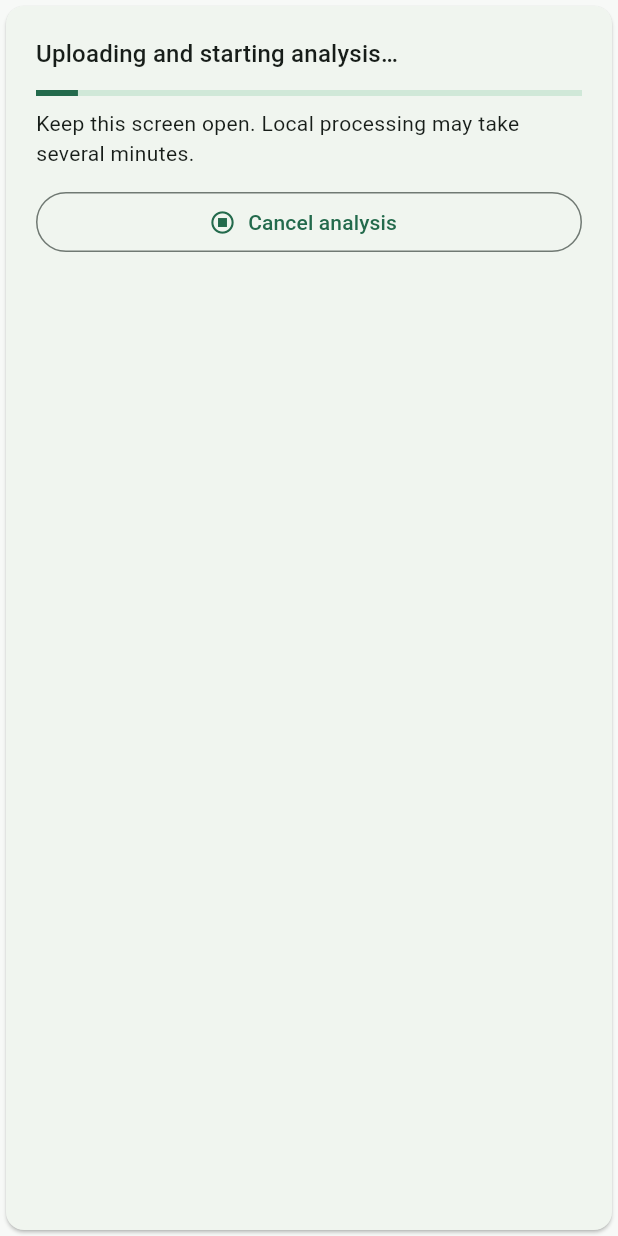
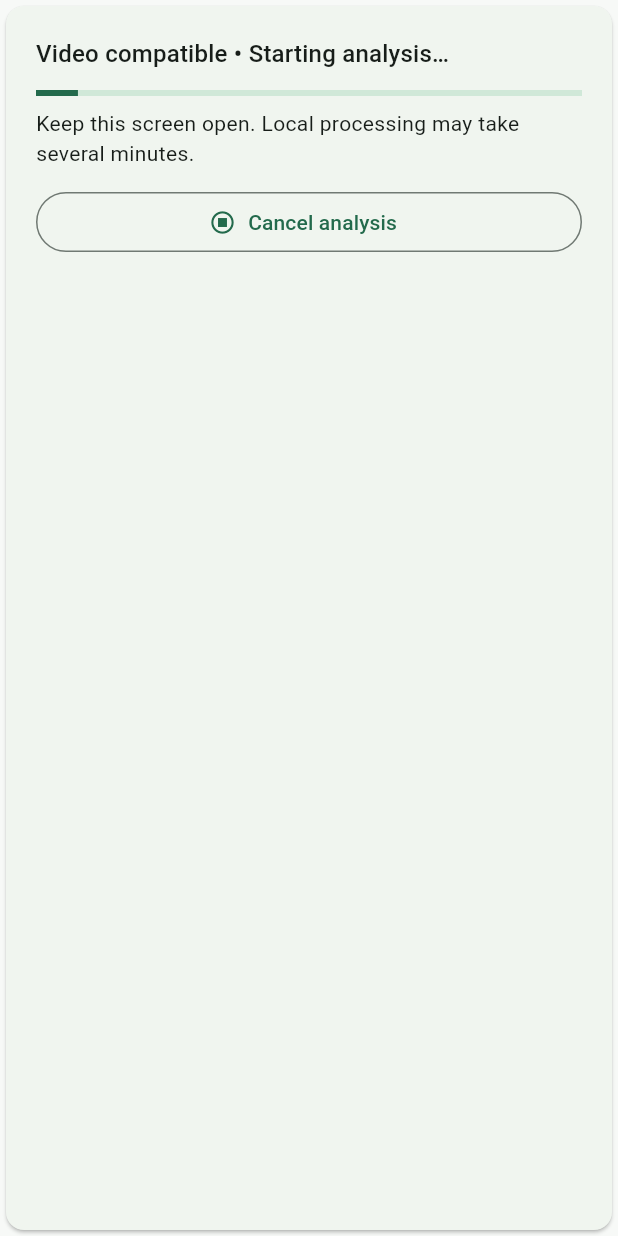
Before and after one commit to Soumikdeb123/HPT-Movement-Analysis, a Flutter app: the _ProgressPanel widget shown alone on an empty page, opened directly with empty values, on a phone screen of 412 x 824 dp. Run offline on Flutter 3.47's test engine with Material 3 defaults, Android fonts, the phone set to English and light mode, and no system bars; our stand-ins replace file_picker, video_player.

Commit message:
Improve video validation UI

```diff
--- a/lib/features/analysis/repositories/analysis_gateway.dart
+++ b/lib/features/analysis/repositories/analysis_gateway.dart
@@ -2,6 +2,7 @@ import '../models/analysis_request.dart';
 import '../models/analysis_result.dart';
 
 typedef ProgressCallback = void Function(double progress);
+typedef VideoValidatedCallback = void Function(InputVideoMetadata metadata);
 
 class AnalysisCancellationToken {
   bool _isCancellationRequested = false;
@@ -31,6 +32,7 @@ class AnalysisCancelledException implements Exception {
 abstract interface class AnalysisGateway {
   Future<AnalysisResult> analyseVideo(
     AnalysisRequest request, {
+    required VideoValidatedCallback onVideoValidated,
     required ProgressCallback onProgress,
     required AnalysisCancellationToken cancellationToken,
   });
--- a/lib/features/analysis/views/analysis_page.dart
+++ b/lib/features/analysis/views/analysis_page.dart
@@ -75,6 +75,13 @@ class _AnalysisPageState extends State<AnalysisPage> {
                         ),
                         const SizedBox(height: 24),
                         _VideoCard(viewModel: viewModel),
+                        if (viewModel.result == null &&
+                            viewModel.validatedVideoMetadata != null) ...[
+                          const SizedBox(height: 16),
+                          _InputVideoMetadataCard(
+                            metadata: viewModel.validatedVideoMetadata!,
+                          ),
+                        ],
                         const SizedBox(height: 16),
                         _TargetPlayerCard(viewModel: viewModel),
                         const SizedBox(height: 16),
@@ -92,6 +99,7 @@ class _AnalysisPageState extends State<AnalysisPage> {
                           const SizedBox(height: 24),
                           _ProgressPanel(
                             progress: viewModel.progress,
+                            isValidating: viewModel.isValidating,
                             isCancelling: viewModel.isCancelling,
                             onCancel: viewModel.cancelAnalysis,
                           ),
@@ -143,9 +151,14 @@ class _VideoCard extends StatelessWidget {
   Widget build(BuildContext context) {
     final selectedVideo = viewModel.selectedVideo;
     final videoStatus = switch (viewModel.status) {
-      AnalysisStatus.processing ||
-      AnalysisStatus.cancelling => 'Uploading and analysing...',
+      AnalysisStatus.validating => 'Checking compatibility...',
+      AnalysisStatus.processing => 'Compatible • Analysing...',
+      AnalysisStatus.cancelling => 'Cancelling...',
       AnalysisStatus.completed || AnalysisStatus.clearingResult => 'Compatible',
+      AnalysisStatus.failed =>
+        viewModel.validatedVideoMetadata == null
+            ? 'Not compatible'
+            : 'Compatible • Analysis failed',
       _ => 'Ready to validate',
     };
     return Card(
@@ -300,11 +313,13 @@ class _TargetPlayerCard extends StatelessWidget {
 class _ProgressPanel extends StatelessWidget {
   const _ProgressPanel({
     required this.progress,
+    required this.isValidating,
     required this.isCancelling,
     required this.onCancel,
   });
 
   final double progress;
+  final bool isValidating;
   final bool isCancelling;
   final VoidCallback onCancel;
 
@@ -314,8 +329,12 @@ class _ProgressPanel extends StatelessWidget {
     final percentage = (progress * 100).round();
 
     return Semantics(
-      label: 'Analysis progress',
-      value: hasMeasuredProgress ? '$percentage percent' : 'Starting',
+      label: isValidating ? 'Video compatibility check' : 'Analysis progress',
+      value: isValidating
+          ? 'Checking'
+          : hasMeasuredProgress
+          ? '$percentage percent'
+          : 'Starting',
       child: Card(
         child: Padding(
           padding: const EdgeInsets.all(20),
@@ -325,14 +344,16 @@ class _ProgressPanel extends StatelessWidget {
               Text(
                 isCancelling
                     ? 'Cancelling analysis…'
+                    : isValidating
+                    ? 'Checking video compatibility…'
                     : hasMeasuredProgress
                     ? 'Processing video: $percentage%'
-                    : 'Uploading and starting analysis…',
+                    : 'Video compatible • Starting analysis…',
                 style: Theme.of(context).textTheme.titleMedium,
               ),
               const SizedBox(height: 12),
               LinearProgressIndicator(
-                value: hasMeasuredProgress ? progress : null,
+                value: !isValidating && hasMeasuredProgress ? progress : null,
               ),
               const SizedBox(height: 8),
               const Text(
@@ -457,9 +478,6 @@ class _InputVideoMetadataCard extends StatelessWidget {
   @override
   Widget build(BuildContext context) {
     final colorScheme = Theme.of(context).colorScheme;
-    final codec = metadata.codecTag == 'unknown'
-        ? metadata.codecName
-        : '${metadata.codecName} (${metadata.codecTag})';
 
     return DecoratedBox(
       key: const Key('input-video-metadata'),
@@ -510,7 +528,7 @@ class _InputVideoMetadataCard extends StatelessWidget {
               style: Theme.of(context).textTheme.bodyLarge,
             ),
             const SizedBox(height: 4),
-            Text(codec),
+            Text(metadata.codecName),
             Text(
               '${metadata.widthPixels} × ${metadata.heightPixels} • '
               '${metadata.framesPerSecond.toStringAsFixed(2)} FPS • '
```
Also changed, not shown: lib/features/analysis/repositories/http_analysis_gateway.dart (+12 -0 lines), lib/features/analysis/repositories/mock_analysis_gateway.dart (+25 -2 lines), lib/features/analysis/view_models/analysis_view_model.dart (+21 -1 lines), 7 other files.
